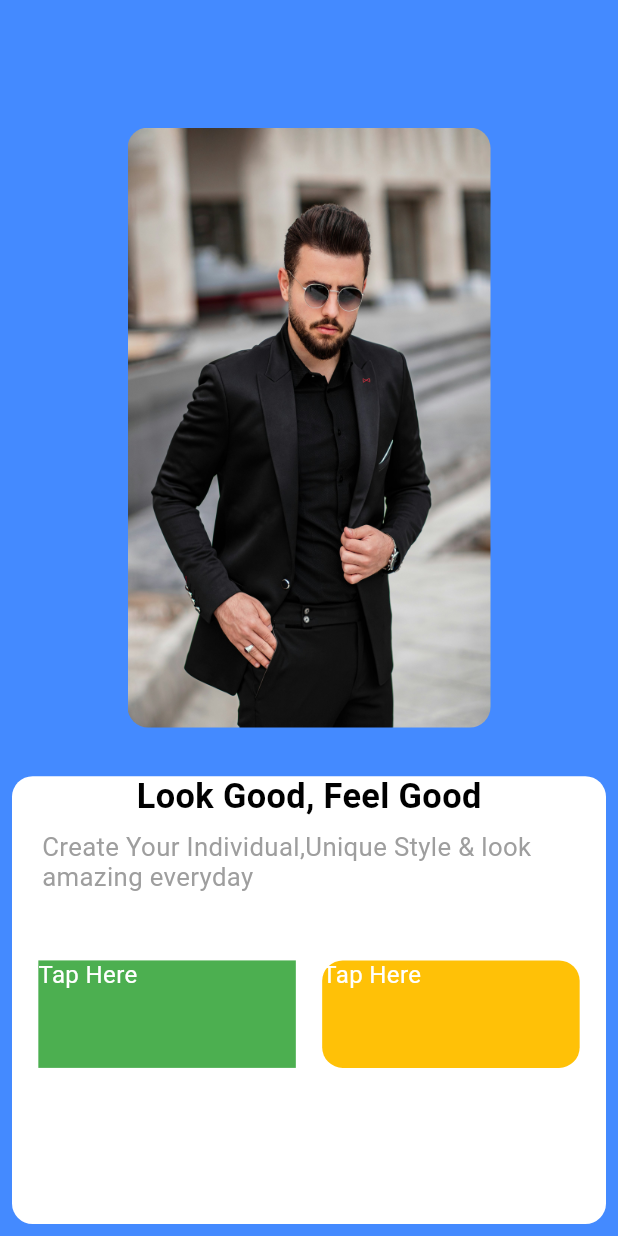
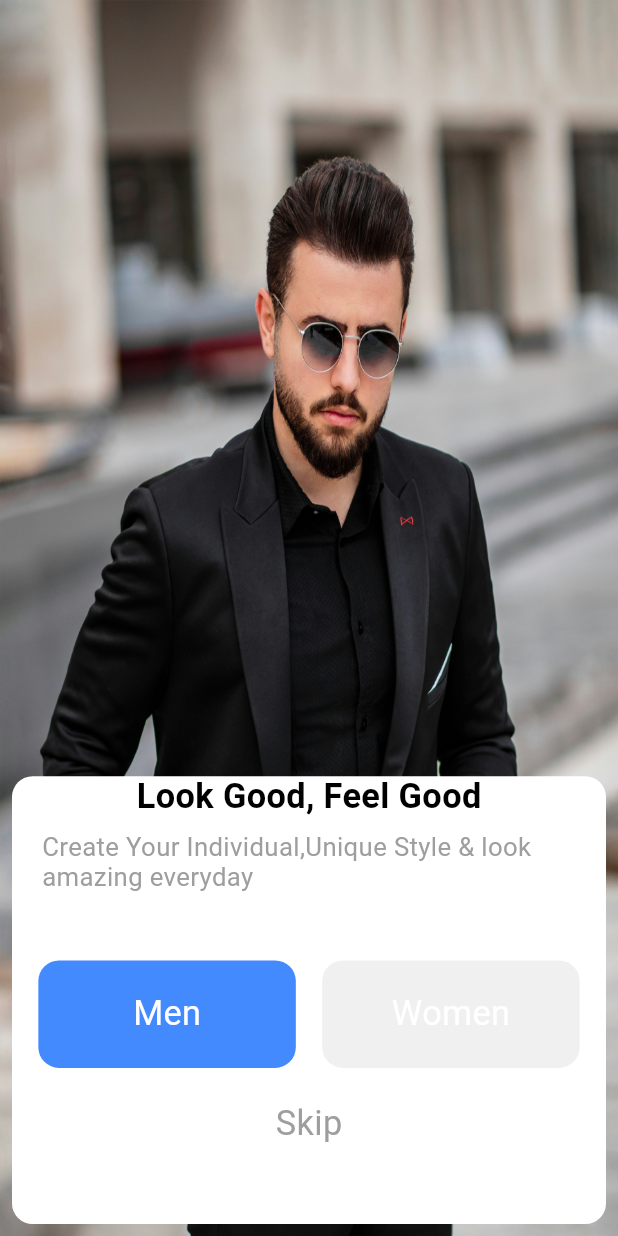
Before and after one commit to Gulshid/E_Commerce-App, a Flutter app: the screen it shows after launch, on a phone screen of 412 x 824 dp. Run offline on Flutter 3.47's test engine with Material 3 defaults, Android fonts, the phone set to English and light mode, and no system bars; our stand-ins replace flutter_screenutil, flutter_spinkit, google_fonts; Roboto replaces fonts that are missing (Agbalumo).

Commit message:
Page 2 is successfully completed

```diff
--- a/e_commerce_app/lib/view_/page_2.dart
+++ b/e_commerce_app/lib/view_/page_2.dart
@@ -1,6 +1,10 @@
+// ignore_for_file: deprecated_member_use
+
+import 'package:e_commerce_app/view_Model/E_Provider.dart';
 import 'package:flutter/material.dart';
 import 'package:flutter_screenutil/flutter_screenutil.dart';
 import 'package:google_fonts/google_fonts.dart';
+import 'package:provider/provider.dart';
 
 class Page2 extends StatefulWidget {
   const Page2({super.key});
@@ -10,23 +14,19 @@ class Page2 extends StatefulWidget {
 }
 
 class _Page2State extends State<Page2> {
-  bool index=true;
+  int index = 0;
   @override
   Widget build(BuildContext context) {
+    final Pro = Provider.of<EProvider>(context);
     return Scaffold(
       backgroundColor: Colors.blueAccent,
       body: Stack(
         children: [
           // SizedBox(height: 100.h, width: 50.w,),
-
-          Padding(
-            padding: const EdgeInsets.all(85.0),
-            child: ClipRRect(
-              borderRadius: BorderRadius.circular(12.r),
-              child: Image.asset('assets/man_img.jpg', height: 400, width: 300, fit: BoxFit.fill,),
+          Positioned.fill(
+            child:
+            Image.asset('assets/man_img.jpg', fit: BoxFit.fill,),
             ),
-          ),
-
 
           Column(
             mainAxisAlignment: MainAxisAlignment.end,
@@ -43,59 +43,105 @@ class _Page2State extends State<Page2> {
                   ),
 
                   child: Column(
-
                     children: [
-                    Text('Look Good, Feel Good', style: GoogleFonts.agbalumo(fontSize: 20.sp, color: Colors.black, fontWeight: FontWeight.bold),),
+                      Text(
+                        'Look Good, Feel Good',
+                        style: GoogleFonts.agbalumo(
+                          fontSize: 20.sp,
+                          color: Colors.black,
+                          fontWeight: FontWeight.bold,
+                        ),
+                      ),
                       Padding(
-                      padding: const EdgeInsets.symmetric(horizontal: 20.0, vertical: 10.0),
-                      child: Text('Create Your Individual,Unique Style & look amazing everyday', style: TextStyle(fontSize: 15.sp, color: Colors.grey,),),
+                        padding: const EdgeInsets.symmetric(
+                          horizontal: 20.0,
+                          vertical: 10.0,
+                        ),
+                        child: Text(
+                          'Create Your Individual,Unique Style & look amazing everyday',
+                          style: TextStyle(fontSize: 15.sp, color: Colors.grey),
+                        ),
                       ),
 
-                    SizedBox(height: 30.h,),
+                      SizedBox(height: 30.h),
                       Row(
                         mainAxisAlignment: MainAxisAlignment.spaceEvenly,
                         children: [
                           InkWell(
-                          onTap: (){
-                            setState(() {
-
-                            });
+                            onTap: () {
+                              Pro.change_Color(true);
                             },
                             child: Container(
                               height: 60.h,
                               width: 150.w,
                               decoration: BoxDecoration(
-                              color: index==0?Colors.amber:Colors.green
+                                color:
+                                    Pro.c_index
+                                        ? Colors.blueAccent
+                                        : const Color.fromARGB(
+                                          255,
+                                          208,
+                                          206,
+                                          206,
+                                        ).withOpacity(0.3),
+
+                                borderRadius: BorderRadius.circular(12.r),
                               ),
-                            child: Text('Tap Here'),
+                              child: Center(
+                                child: Text(
+                                  'Men',
+                                  style: GoogleFonts.agbalumo(
+                                    color: Colors.white,
+                                    fontSize: 20.sp,
+                                  ),
+                                ),
+                              ),
                             ),
                           ),
 
                           InkWell(
-                          onTap: (){
+                            onTap: () {
+                              Pro.change_Color(false);
                             },
                             child: Container(
                               height: 60.h,
                               width: 150.w,
                               decoration: BoxDecoration(
-                              color: index==0?Colors.green:Colors.amber,
-                              borderRadius: BorderRadius.circular(12.r)
+                                color:
+                                    Pro.c_index
+                                        ? const Color.fromARGB(
+                                          255,
+                                          208,
+                                          206,
+                                          206,
+                                        ).withOpacity(0.3)
+                                        : Colors.blueAccent,
+                                borderRadius: BorderRadius.circular(12.r),
                               ),
-                            child: Text('Tap Here'),
+                              child: Center(
+                                child: Text(
+                                  'Women',
+                                  style: GoogleFonts.agbalumo(
+                                    color: Colors.white,
+                                    fontSize: 20.sp,
                                   ),
-                        )
+                                ),
+                              ),
+                            ),
+                          ),
                         ],
                       ),
 
 
+                      SizedBox(height: 20.h,),
+
+                      Center(child: Text('Skip', style: TextStyle(color: Colors.grey, fontSize: 20.sp),),)
                     ],
                   ),
-
-
                 ),
-                )
-
-              ],)
+              ),
+            ],
+          ),
         ],
       ),
     );
--- a/e_commerce_app/lib/view_Model/E_Provider.dart
+++ b/e_commerce_app/lib/view_Model/E_Provider.dart
@@ -34,4 +34,11 @@ class EProvider with ChangeNotifier {
       Navigator.pushReplacementNamed(context, RoutesName.page2);
     });
   }
+
+  //for Button colot change
+  bool c_index=true;
+  void change_Color(bool value){
+    c_index=value;
+    notifyListeners();
+  }
 }
```
Lines whose indentation alone changed are shown as unchanged.
